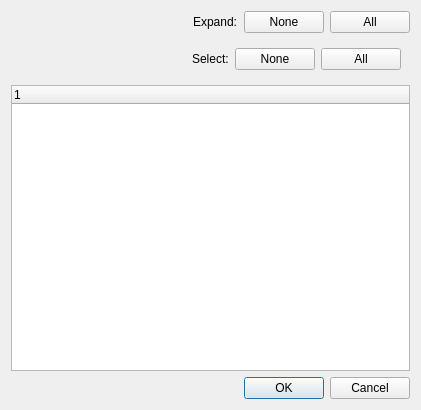
This is designer/note_field_tree.ui in ll-in-anki/find-missing-words as Qt 5 draws it before an edit. The edited form follows.
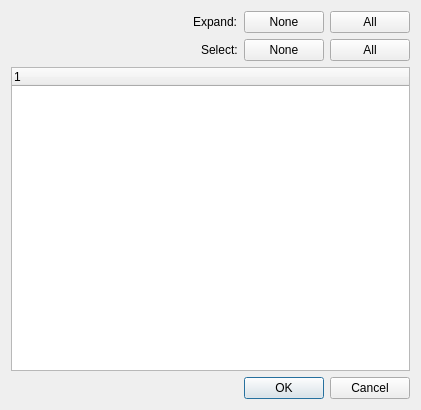
This is the edited form.

Commit message:
Flesh out config for default decks and notes/fields
Connect initial addon form to these config options successfully

What changed in the file:
```diff
--- a/designer/note_field_tree.ui
+++ b/designer/note_field_tree.ui
@@ -55,6 +55,18 @@
    <item>
     <widget class="QWidget" name="select_btn_row" native="true">
      <layout class="QHBoxLayout" name="select_btn_hbox">
+      <property name="leftMargin">
+       <number>0</number>
+      </property>
+      <property name="topMargin">
+       <number>0</number>
+      </property>
+      <property name="rightMargin">
+       <number>0</number>
+      </property>
+      <property name="bottomMargin">
+       <number>0</number>
+      </property>
       <item>
        <spacer name="horizontalSpacer_2">
         <property name="orientation">
```
The commit also changes 5 other files.
